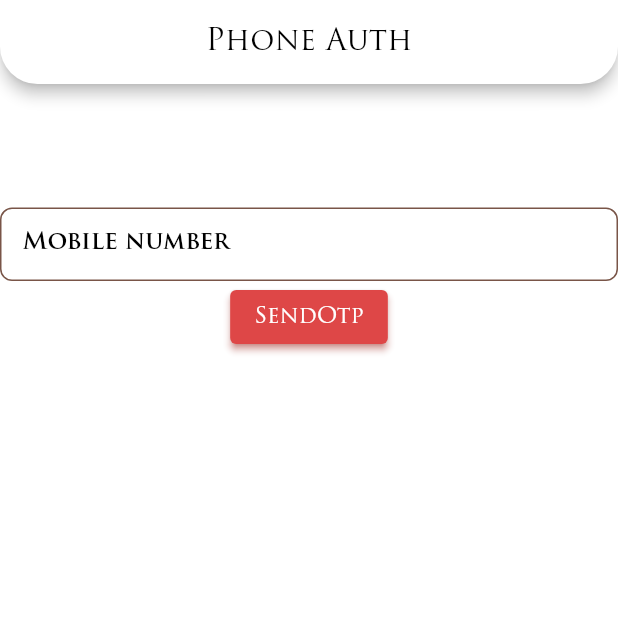
After one commit to anassrasheed/fip5, a Flutter app: the screen it shows after launch, after a tap on "SendOtp", on a phone screen of 412 x 824 dp, the top half of it. The commit adds this screen. Run offline on Flutter 3.47's test engine with Material 2 defaults, Android fonts, the phone set to English and light mode, and no system bars; our stand-ins replace cloud_firestore, firebase_auth, firebase_core, firebase_database, firebase_messaging, firebase_storage and 10 more; missing offline and left inert: adaptive_action_sheet; accounts and stored records are empty; network calls fail; key blocks and very long unbroken strings in the code were emptied for the run.

Commit message:
feat: add firebase auth phone number

```diff
--- a/lib/getx/get_binding/init_page.dart
+++ b/lib/getx/get_binding/init_page.dart
@@ -1,5 +1,5 @@
 import 'package:fip5/getx/sum_example/sum_result.dart';
-import 'package:fip5/main_ui.dart';
+import 'package:fip5/main.dart';
 import 'package:fip5/utils/ui/common_views.dart';
 import 'package:flutter/material.dart';
 import 'package:get/get.dart';
--- /dev/null
+++ b/lib/screens/phone_auth/phone_auth_screen.dart
@@ -0,0 +1,73 @@
+import 'package:fip5/utils/ui/common_views.dart';
+import 'package:firebase_auth/firebase_auth.dart';
+import 'package:flutter/material.dart';
+import 'package:sizer/sizer.dart';
+
+class PhoneAuthScreen extends StatefulWidget {
+  const PhoneAuthScreen({Key? key}) : super(key: key);
+
+  @override
+  State<PhoneAuthScreen> createState() => _PhoneAuthScreenState();
+}
+
+class _PhoneAuthScreenState extends State<PhoneAuthScreen> {
+  String? myVerificationId;
+  TextEditingController _otpController = TextEditingController();
+  TextEditingController _numberController = TextEditingController();
+
+  @override
+  Widget build(BuildContext context) {
+    return Scaffold(
+      appBar: CommonViews().getAppBar(title: "Phone Auth"),
+      body: Column(children: [
+        SizedBox(
+          height: 10.h,
+        ),
+        CommonViews().createTextFormField(
+            controller: _numberController,
+            focusNode: FocusNode(),
+            label: "Mobile number"),
+        CommonViews().createButton(
+            title: "SendOtp",
+            onPressed: () {
+              FirebaseAuth.instance.verifyPhoneNumber( // otp ONE-TIME-PIN
+                  phoneNumber: "+962${_numberController.text}",// +962776511704
+                  verificationCompleted: (AuthCredential credential) {
+                    print("Verification Complete");
+                  },
+                  verificationFailed: (FirebaseAuthException exception) {
+                    print("verificationFailed");
+                    print(exception.message);
+                  },
+                  codeSent: (String verificationId,
+                      [int? forceResendingToken]) {
+                    try { // 12345
+                      myVerificationId = verificationId.toString(); // 123
+                      setState(() {});
+                    } catch (error) {}
+                  },
+                  // timeout: const Duration(seconds: 120),
+                  codeAutoRetrievalTimeout: (String verificationId) {
+                    // code resend
+                    print("time out");
+                  });
+            }),
+        if (myVerificationId != null)
+          CommonViews().createTextFormField(
+              controller: _otpController, focusNode: FocusNode(), label: "OTP"),
+        if (myVerificationId != null)
+          CommonViews().createButton(
+              title: "verify Otp",
+              onPressed: () async {
+                AuthCredential credential = PhoneAuthProvider.credential(
+                    verificationId: myVerificationId!,
+                    smsCode: _otpController.text);
+                // 123   165564
+                  UserCredential result = await FirebaseAuth.instance
+                      .signInWithCredential(credential); // 123   165564
+                  print(result.user);
+              }),
+      ]),
+    );
+  }
+}
```
Also changed, not shown: lib/main.dart (renamed from lib/main_ui.dart, +13 -73 lines), lib/old/iput_ui.dart (+14 -14 lines), lib/screens/home/home_screen.dart (+5 -13 lines), lib/utils/ui/flutter_notification_view.dart (added, +51 -0 lines).
